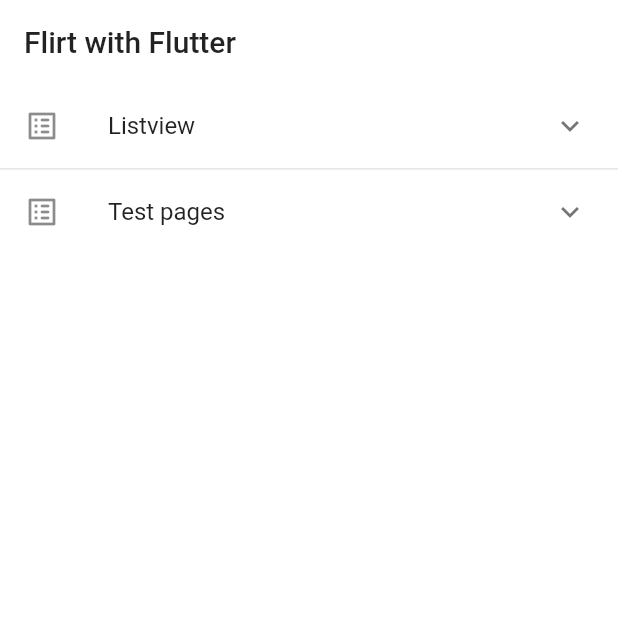
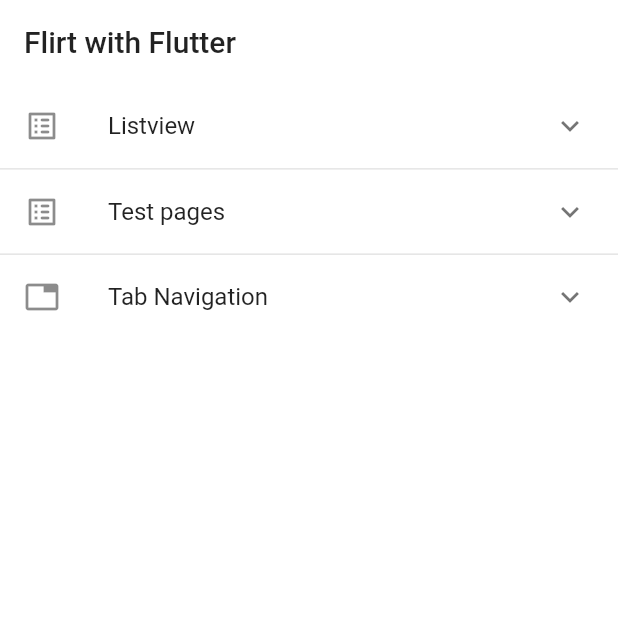
Before and after one commit to arguswaikhom/flirt_with_flutter, a Flutter app: the screen it shows after launch, on a phone screen of 412 x 824 dp, the top half of it. Run offline on Flutter 3.47's test engine with Material 2 defaults, Android fonts, the phone set to English and light mode, and no system bars; our stand-ins replace infinite_scroll_pagination.

Commit message:
Adding 'Tab Navigation' with 5 different styles
- Icon tab
- Text tab
- Icon and Text tab
- Rounded corner with border tab
- Toggle tab

```diff
--- /dev/null
+++ b/lib/page/tab/icon_and_text_tab_page.dart
@@ -0,0 +1,39 @@
+import 'package:flirt_with_flutter/res/app_string.dart';
+import 'package:flutter/material.dart';
+
+class IconAndTextTabPage extends StatelessWidget {
+  @override
+  Widget build(BuildContext context) {
+    return DefaultTabController(
+      length: 3,
+      child: Scaffold(
+        appBar: AppBar(
+          title: Text(AppString.titleIconAndTextTab),
+          bottom: TabBar(
+            tabs: [
+              Tab(
+                icon: Icon(Icons.directions_car),
+                text: 'Tab 1',
+              ),
+              Tab(
+                icon: Icon(Icons.directions_transit),
+                text: 'Tab 2',
+              ),
+              Tab(
+                icon: Icon(Icons.directions_bike),
+                text: 'Tab 3',
+              ),
+            ],
+          ),
+        ),
+        body: TabBarView(
+          children: [
+            Center(child: Text('Tab 1')),
+            Center(child: Text('Tab 2')),
+            Center(child: Text('Tab 3'))
+          ],
+        ),
+      ),
+    );
+  }
+}
--- /dev/null
+++ b/lib/page/tab/text_tab_page.dart
@@ -0,0 +1,30 @@
+import 'package:flirt_with_flutter/res/app_string.dart';
+import 'package:flutter/material.dart';
+
+class TextTabPage extends StatelessWidget {
+  @override
+  Widget build(BuildContext context) {
+    return DefaultTabController(
+      length: 3,
+      child: Scaffold(
+        appBar: AppBar(
+          title: Text(AppString.titleTextTab),
+          bottom: TabBar(
+            tabs: [
+              Tab(text: 'Tab 1'),
+              Tab(text: 'Tab 2'),
+              Tab(text: 'Tab 3'),
+            ],
+          ),
+        ),
+        body: TabBarView(
+          children: [
+            Center(child: Text('Tab 1')),
+            Center(child: Text('Tab 2')),
+            Center(child: Text('Tab 3'))
+          ],
+        ),
+      ),
+    );
+  }
+}
--- a/lib/res/app_nav_list.dart
+++ b/lib/res/app_nav_list.dart
@@ -2,6 +2,12 @@
 import 'package:flirt_with_flutter/model/title_nav.dart';
 import 'package:flirt_with_flutter/page/biting_stream_builder_page.dart';
 import 'package:flirt_with_flutter/page/infinite_list_view_panigation_page.dart';
+import 'package:flirt_with_flutter/page/tab/icon_and_text_tab_page.dart';
+import 'package:flirt_with_flutter/page/tab/icon_tab_page.dart';
+import 'package:flirt_with_flutter/page/tab/rounded_corner_with_border_tab_page.dart';
+import 'package:flirt_with_flutter/page/tab/text_tab_page.dart';
+import 'package:flirt_with_flutter/page/tab/toggle_tab_page.dart';
+import 'package:flirt_with_flutter/res/app_string.dart';
 import 'package:flutter/material.dart';
 
 class AppNavList {
@@ -26,5 +32,31 @@
         )
       ],
     ),
+    ExpandableNavGroup(
+      label: AppString.titleNavTab,
+      icon: Icons.tab,
+      children: [
+        TitleNav(
+          label: AppString.titleIconTab,
+          page: IconTabPage(),
+        ),
+        TitleNav(
+          label: AppString.titleTextTab,
+          page: TextTabPage(),
+        ),
+        TitleNav(
+          label: AppString.titleIconAndTextTab,
+          page: IconAndTextTabPage(),
+        ),
+        TitleNav(
+          label: AppString.titleRoundedCornerWithBorderTab,
+          page: RoundedCornerWithBorderTabPage(),
+        ),
+        TitleNav(
+          label: AppString.titleToggleTab,
+          page: ToggleTabPage(),
+        )
+      ],
+    ),
   ];
 }
--- a/lib/res/app_string.dart
+++ b/lib/res/app_string.dart
@@ -1,3 +1,10 @@
 class AppString {
-  static const appName = "Flirt with Flutter";
+  static const appName = 'Flirt with Flutter';
+
+  static const titleNavTab = 'Tab Navigation';
+  static const titleIconTab = 'Icon';
+  static const titleTextTab = 'Text';
+  static const titleIconAndTextTab = 'Icon And Text';
+  static const titleRoundedCornerWithBorderTab = 'Rounded Corner with Border';
+  static const titleToggleTab = 'Toggle';
 }
```
Also changed, not shown: lib/page/tab/icon_tab_page.dart (added, +30 -0 lines), lib/page/tab/rounded_corner_with_border_tab_page.dart (added, +64 -0 lines), lib/page/tab/toggle_tab_page.dart (added, +58 -0 lines).
